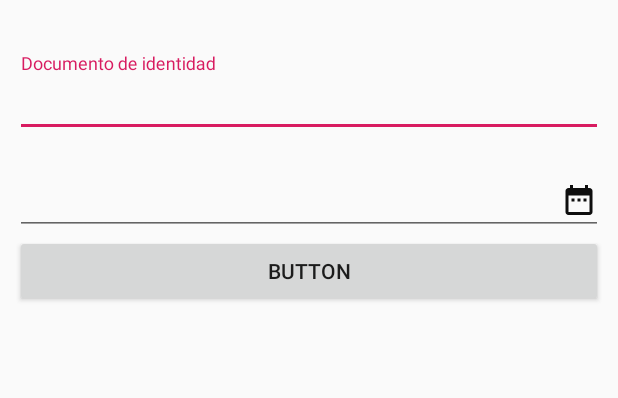
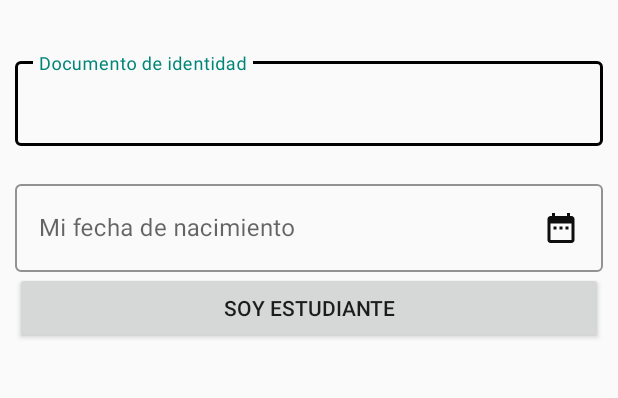
Before and after one commit to casomen/Blendex_new, an Android app: the RegisterActivity screen opened directly, with no data from a screen before it, on a phone screen of 412 x 824 dp, the part 297-695 px from its top. Run offline under Robolectric (Android 15) with nearby library versions, the light colour scheme and no system bars.

Commit message:
Estilos de Register

```diff
--- a/app/src/main/java/blendex/idiomasblendex/com/RegisterActivity.kt
+++ b/app/src/main/java/blendex/idiomasblendex/com/RegisterActivity.kt
@@ -43,7 +43,7 @@ class RegisterActivity : AppCompatActivity() {
         val month = c.get(Calendar.MONTH)
         val day = c.get(Calendar.DAY_OF_MONTH)
 
-        val dpd = DatePickerDialog(this, DatePickerDialog.OnDateSetListener { view, y, monthOfYear, dayOfMonth ->
+        val dpd = DatePickerDialog(this,R.style.ThemeOverlay_MaterialComponents_Dialog_Alert_custom,DatePickerDialog.OnDateSetListener { view, y, monthOfYear, dayOfMonth ->
             // Display Selected date in Toast
             editText.setText("$dayOfMonth/${monthOfYear + 1}/$y")
             //Toast.makeText(this, """$dayOfMonth - ${monthOfYear + 1} - $year""", Toast.LENGTH_LONG).show()
--- a/app/src/main/res/layout/activity_register.xml
+++ b/app/src/main/res/layout/activity_register.xml
@@ -46,6 +46,9 @@
 
     <android.support.design.widget.TextInputLayout
             android:layout_width="match_parent"
+            style="@style/Widget.MaterialComponents.TextInputLayout.OutlinedBox"
+            app:boxStrokeColor="@android:color/black"
+            app:boxStrokeWidth="1dp"
             android:layout_height="wrap_content">
 
         <EditText
@@ -53,7 +56,7 @@
                 android:layout_width="match_parent"
                 android:layout_height="wrap_content"
                 android:hint="@string/shr_hint_username"
-                android:inputType="text"
+                android:inputType="number"
                 android:singleLine="true" android:importantForAutofill="no" tools:targetApi="o"/>
 
     </android.support.design.widget.TextInputLayout>
@@ -61,17 +64,26 @@
         <Space
                 android:layout_width="match_parent"
                 android:layout_height="20dp"/>
+
+    <android.support.design.widget.TextInputLayout
+            android:layout_width="match_parent"
+            style="@style/Widget.MaterialComponents.TextInputLayout.OutlinedBox"
+            app:boxStrokeColor="@android:color/black"
+            android:layout_height="wrap_content">
     <EditText
             android:layout_width="match_parent"
             android:layout_height="wrap_content"
             android:inputType="date"
+            android:focusable="false"
+            style="@style/ThemeOverlay.MaterialComponents.Dialog.Alert.custom"
+            android:hint="Mi fecha de nacimiento"
+            android:textColor="@android:color/black"
             android:onClick="clickDataPicker"
-            android:ems="10"
             android:drawableEnd="@drawable/ic_date_range_black_24dp"
             android:id="@+id/editText"/>
-
+</android.support.design.widget.TextInputLayout>
              <Button
-                android:text="Button"
+                android:text="Soy estudiante"
                 android:layout_width="match_parent"
                 android:layout_height="wrap_content" android:id="@+id/button"/>
 
--- a/app/src/main/res/layout/app_bar_main.xml
+++ b/app/src/main/res/layout/app_bar_main.xml
@@ -6,7 +6,6 @@
         android:layout_width="match_parent"
         android:layout_height="match_parent"
         tools:context=".MainActivity">
-
 
     <android.support.v7.widget.Toolbar
             android:id="@+id/toolbar"
@@ -17,6 +16,7 @@
             android:layout_height="?attr/actionBarSize"
             android:background="@android:color/transparent"
             app:popupTheme="@style/ToolbarTheme" tools:targetApi="lollipop">
+
 
         <Button
                 android:id="@+id/user"
--- a/app/src/main/res/values-v21/styles.xml
+++ b/app/src/main/res/values-v21/styles.xml
@@ -4,4 +4,14 @@
         <item name="windowNoTitle">true</item>
         <item name="android:statusBarColor">@android:color/transparent</item>
     </style>
+    <style name="ThemeOverlay.MaterialComponents.Dialog.Alert.custom"
+           parent="ThemeOverlay.MaterialComponents.Dialog.Alert">
+        <item name="colorPrimary">@color/colorPrimary</item>
+        <item name="colorPrimaryDark">@color/colorPrimary</item>
+        <item name="android:textColor">@color/colorPrimary</item>
+        <item name="colorAccent">@color/colorPrimary</item>
+        <item name="strokeWidth">5dp</item>
+        <item name="android:windowNoTitle">true</item>
+        <item name="windowActionBar">false</item>
+    </style>
 </resources>
--- a/app/src/main/res/values/colors.xml
+++ b/app/src/main/res/values/colors.xml
@@ -1,11 +1,10 @@
 <?xml version="1.0" encoding="utf-8"?>
-<resources>
+<resources xmlns:tools="http://schemas.android.com/tools">
     <color name="colorPrimary">#008577</color>
     <color name="colorPrimaryDark">#aeaeae</color>
-    <color name="colorAccent">#D81B60</color>
+    <color name="colorAccent">#aeaeae</color>
     <color name="EditTextColorWhite">#FFFFFF</color>
     <color name="Colorhint">#aeaeae</color>
     <color name="EditTextColorBlack">#212121</color>
-
     <color name="black_overlay">#66000000</color>
 </resources>
--- a/app/src/main/res/values/styles.xml
+++ b/app/src/main/res/values/styles.xml
@@ -88,5 +88,13 @@
         <item name="android:background">@color/black_overlay</item>
     </style>
 
+    <style name="ThemeOverlay.MaterialComponents.Dialog.Alert.custom" parent="ThemeOverlay.MaterialComponents.Dialog.Alert">
+        <item name="colorPrimary">@color/colorPrimary</item>
+        <item name="colorPrimaryDark">@color/colorPrimary</item>
+        <item name="android:textColor">@color/colorPrimary</item>
+        <item name="colorAccent">@color/colorPrimary</item>
+        <item name="android:windowNoTitle">true</item>
+        <item name="windowActionBar">false</item>
+    </style>
 
 </resources>
```
